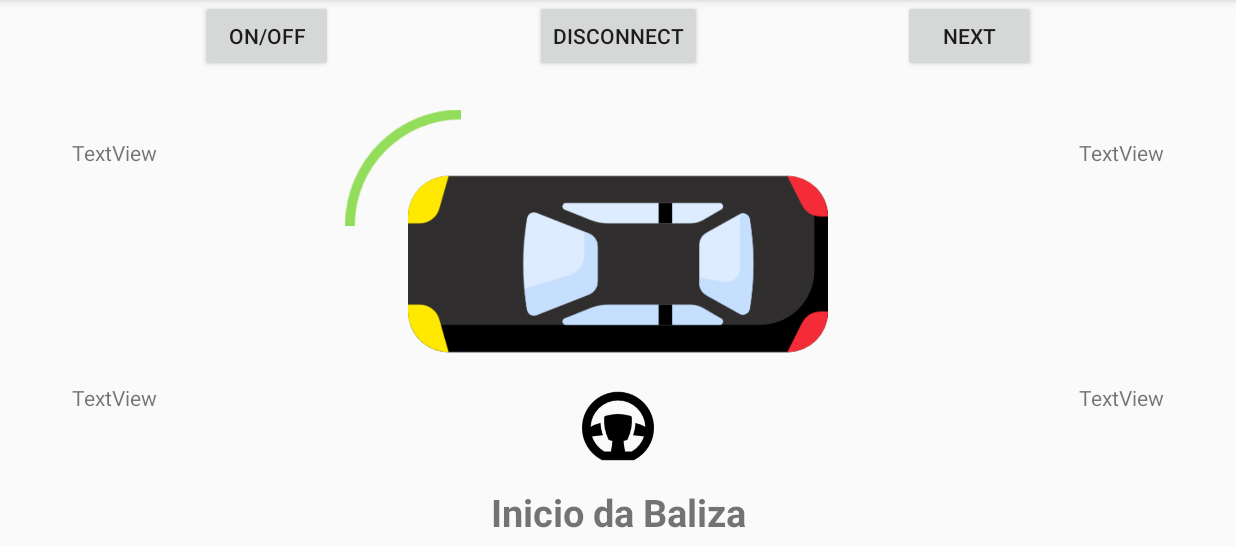
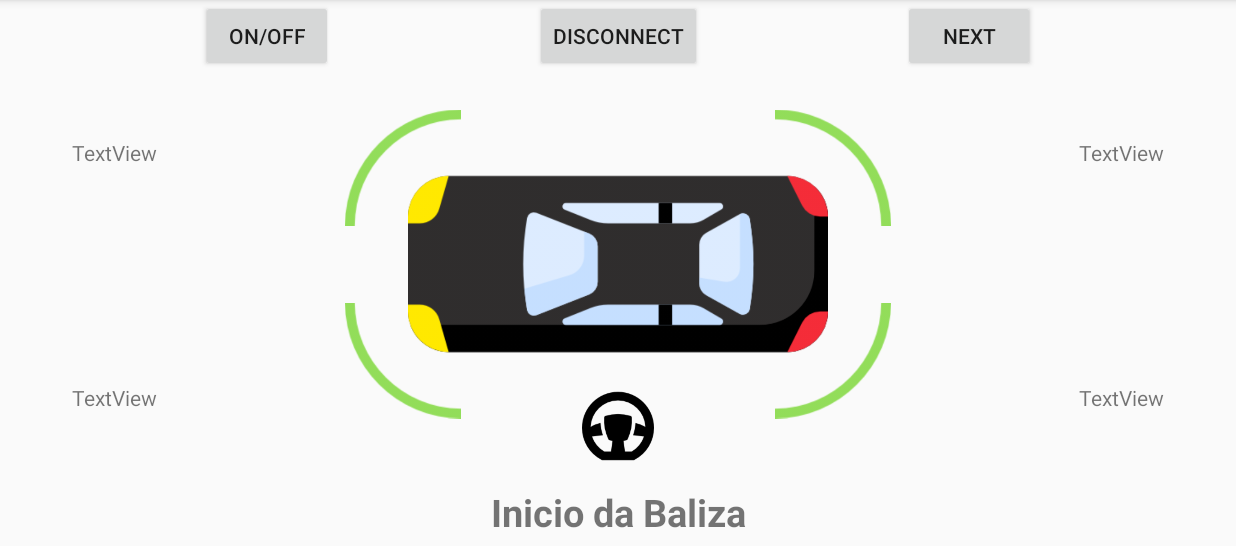
Before and after one commit to kleanlins/Baleasy, an Android app: the ControlActivity screen opened directly, with no data from a screen before it, on a phone screen of 824 x 412 dp (held sideways), the part 72-618 px from its top. Run offline under Robolectric (Android 15) with nearby library versions, the phone set to English and light mode, and no system bars; our stand-ins replace RxJava; libraries missing offline, so code that uses them is left out: hu.akarnokd.rxjava, kotlinx.coroutines.experimental, rx.observables; 5 statements that could not run were skipped.

Commit message:
ImageViews realocated

```diff
--- a/app/src/main/res/layout/control_layout.xml
+++ b/app/src/main/res/layout/control_layout.xml
@@ -100,12 +100,45 @@
         app:layout_constraintTop_toBottomOf="@+id/switch_button" />
 
     <ImageView
-        android:id="@+id/sensor_draw1"
+        android:id="@+id/sensor_fr"
         android:layout_width="77dp"
         android:layout_height="79dp"
         android:layout_marginStart="32dp"
         android:layout_marginTop="36dp"
         app:layout_constraintStart_toStartOf="@+id/car_img"
+        app:layout_constraintTop_toTopOf="@+id/car_img"
+        app:srcCompat="@drawable/curve" />
+
+    <ImageView
+        android:id="@+id/sensor_fl"
+        android:layout_width="77dp"
+        android:layout_height="79dp"
+        android:layout_marginStart="32dp"
+        android:layout_marginBottom="36dp"
+        android:rotation="270"
+        app:layout_constraintStart_toStartOf="@+id/car_img"
+        app:layout_constraintBottom_toBottomOf="@+id/car_img"
+        app:srcCompat="@drawable/curve" />
+
+    <ImageView
+        android:id="@+id/sensor_rl"
+        android:layout_width="77dp"
+        android:layout_height="79dp"
+        android:layout_marginEnd="32dp"
+        android:layout_marginBottom="36dp"
+        android:rotation="180"
+        app:layout_constraintEnd_toEndOf="@+id/car_img"
+        app:layout_constraintBottom_toBottomOf="@+id/car_img"
+        app:srcCompat="@drawable/curve" />
+
+    <ImageView
+        android:id="@+id/sensor_rr"
+        android:layout_width="77dp"
+        android:layout_height="79dp"
+        android:layout_marginEnd="32dp"
+        android:layout_marginTop="36dp"
+        android:rotation="90"
+        app:layout_constraintEnd_toEndOf="@+id/car_img"
         app:layout_constraintTop_toTopOf="@+id/car_img"
         app:srcCompat="@drawable/curve" />
 
```
